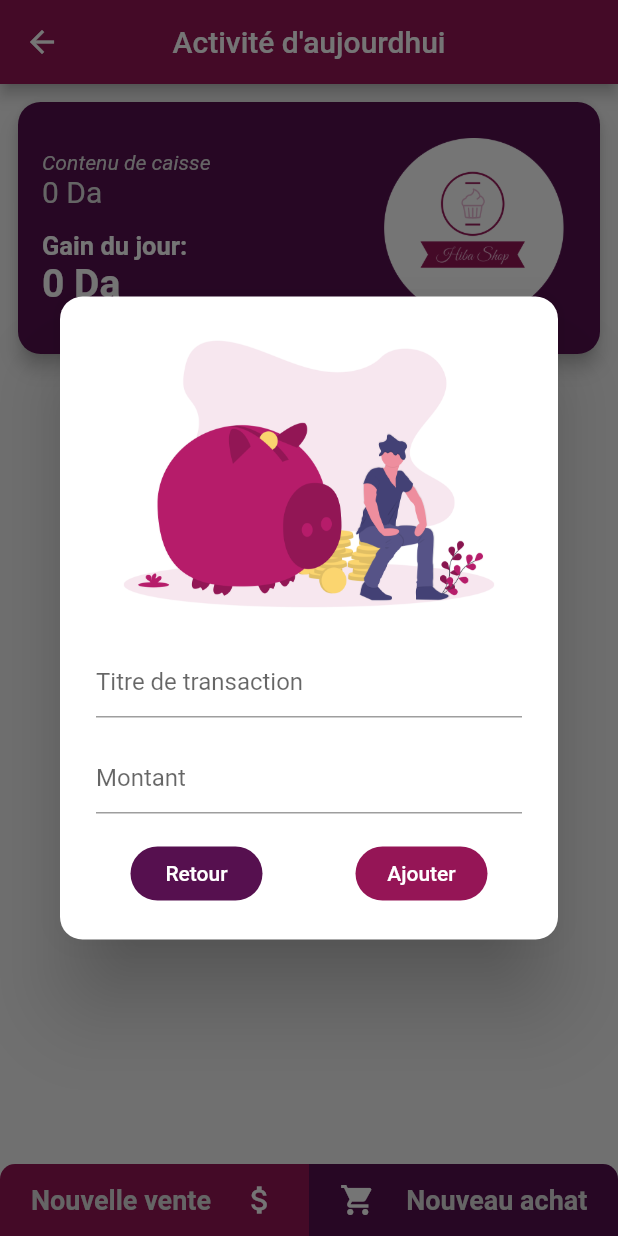
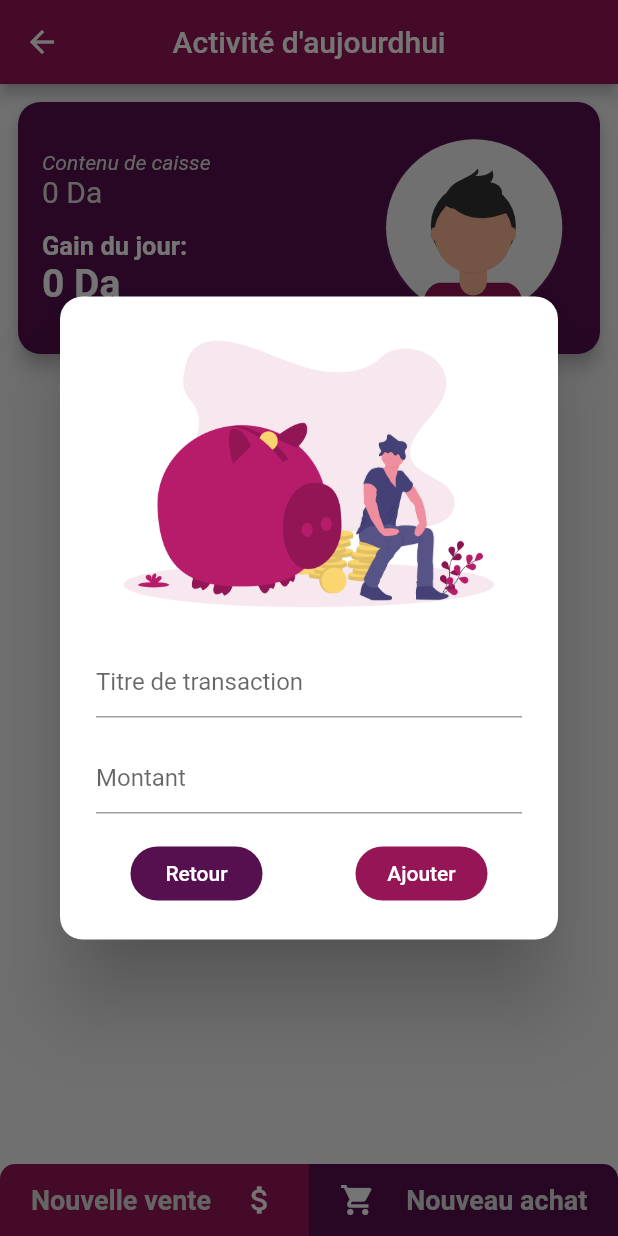
Before and after one commit to oussamabonnor1/shop_manager_flutter, a Flutter app: the DaySessionScene screen opened by its route, after a tap on "Nouvelle vente", on a phone screen of 412 x 824 dp. Run offline on Flutter 3.47's test engine with Material 2 defaults, Android fonts, the phone set to English and light mode, and no system bars; our stand-ins replace flutter_svg, sqflite; accounts and stored records are empty; statements that could not run were skipped.

Commit message:
adding avatar assets

```diff
--- a/lib/Scenes/DaySessionScene.dart
+++ b/lib/Scenes/DaySessionScene.dart
@@ -1,5 +1,6 @@
 import 'package:flutter/cupertino.dart';
 import 'package:flutter/material.dart';
+import 'package:flutter_svg/svg.dart';
 import 'package:shop_manager/Database/DatabaseManager.dart';
 import 'package:shop_manager/Database/DayInfoDbManager.dart';
 import 'package:shop_manager/Database/SalesInfoDbManager.dart';
@@ -154,10 +155,7 @@ class _DaySessionSceneState extends State<DaySessionScene> with RouteAware {
                           padding: const EdgeInsets.all(8.0),
                           child: Hero(
                             tag: "logo",
-                            child: Image.asset(
-                              "images/inAppLogo.png",
-                              height: 120,
-                            ),
+                            child: SvgPicture.asset("images/avatar.svg", height: 120)
                           )
                           //SvgPicture.asset("images/cookie.svg",height: 120,),
                           )
--- a/lib/Scenes/HomeScene.dart
+++ b/lib/Scenes/HomeScene.dart
@@ -1,6 +1,7 @@
 import 'package:flutter/cupertino.dart';
 import 'package:flutter/material.dart';
 import 'package:flutter/widgets.dart';
+import 'package:flutter_svg/flutter_svg.dart';
 import 'package:shop_manager/Database/DatabaseManager.dart';
 import 'package:shop_manager/Database/DayInfoDbManager.dart';
 import 'package:shop_manager/Database/RegisterTransactionDbManager.dart';
@@ -125,10 +126,7 @@ class _HomePageState extends State<HomePage> with RouteAware {
                                   padding: const EdgeInsets.all(8.0),
                                   child: Hero(
                                     tag: "logo",
-                                    child: Image.asset(
-                                      "images/inAppLogo.png",
-                                      height: 120,
-                                    ),
+                                    child: SvgPicture.asset("images/avatar.svg", height: 120)
                                   )
                                   //SvgPicture.asset("images/cookie.svg",height: 120,),
                                   ),
```
Also changed, not shown: images/avatar.svg (added), images/avatar_test.png (added).
